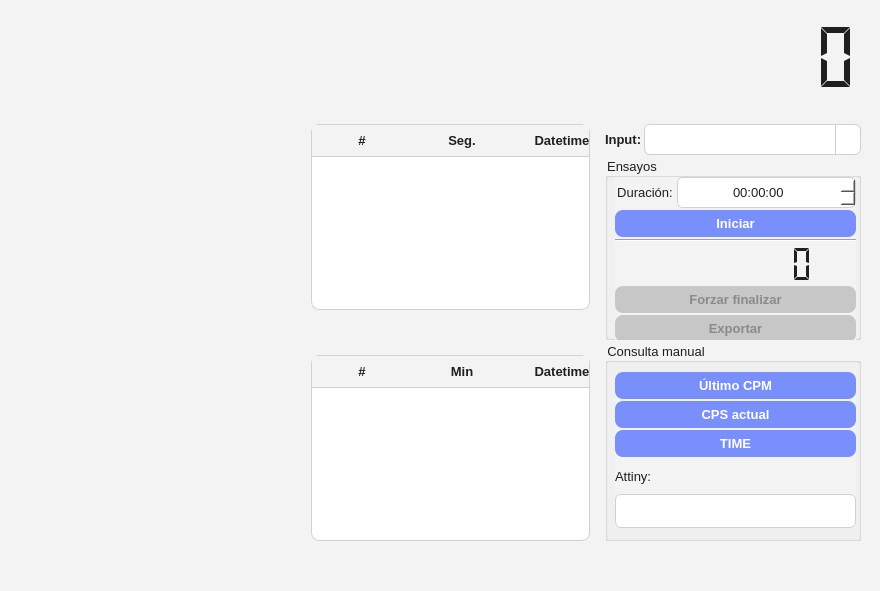
Qt form appv3/Qt/ui_test_attiny.ui (nvargas24/PocketCube) before a commit.
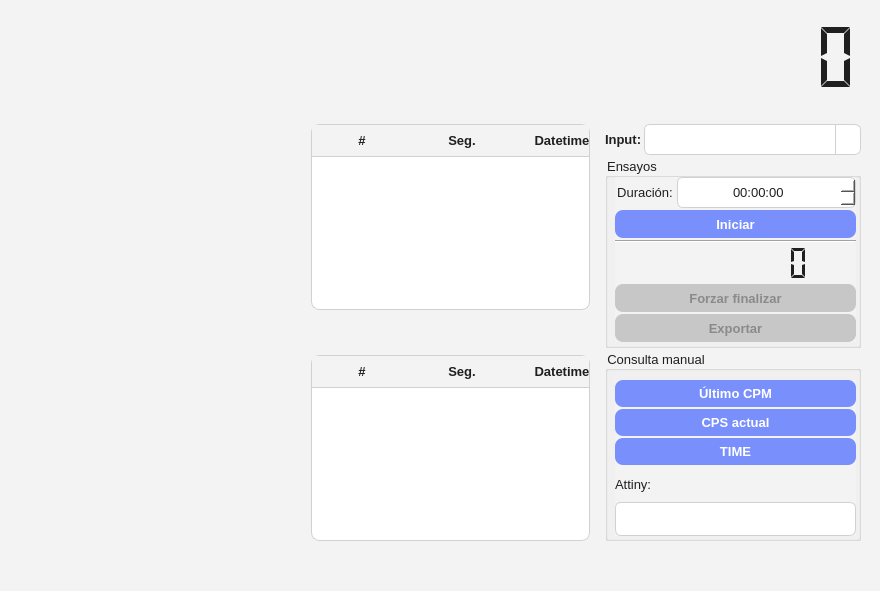
The same form after that commit. Icons and pictures are not drawn.

Commit message: refactor: agrego lineas auxiliares a grafico de lineas

```diff
--- a/appv3/Qt/ui_test_attiny.ui
+++ b/appv3/Qt/ui_test_attiny.ui
@@ -558,7 +558,7 @@
                </column>
                <column>
                 <property name="text">
-                 <string>Min</string>
+                 <string>Seg.</string>
                 </property>
                 <property name="font">
                  <font>
@@ -598,7 +598,7 @@
         </layout>
        </item>
        <item>
-        <layout class="QVBoxLayout" name="verticalLayout" stretch="1,11,12">
+        <layout class="QVBoxLayout" name="verticalLayout" stretch="1,12,12">
          <property name="spacing">
           <number>2</number>
          </property>
@@ -656,7 +656,7 @@
               <height>165</height>
              </rect>
             </property>
-            <layout class="QVBoxLayout" name="verticalLayout_3" stretch="1,1,1,4,1,1">
+            <layout class="QVBoxLayout" name="verticalLayout_3" stretch="1,3,3,4,3,3">
              <property name="spacing">
               <number>2</number>
              </property>
```
Left out of the diff: 20 changed lines with no effect on the pictures. The commit also changes 2 other files.
